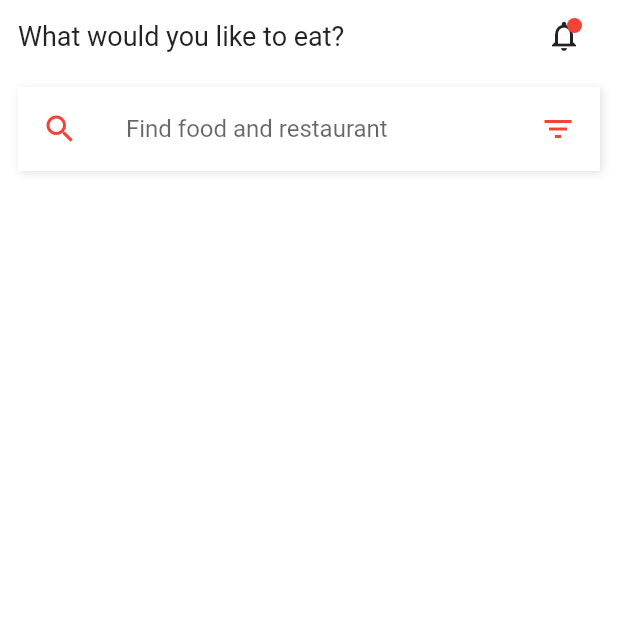
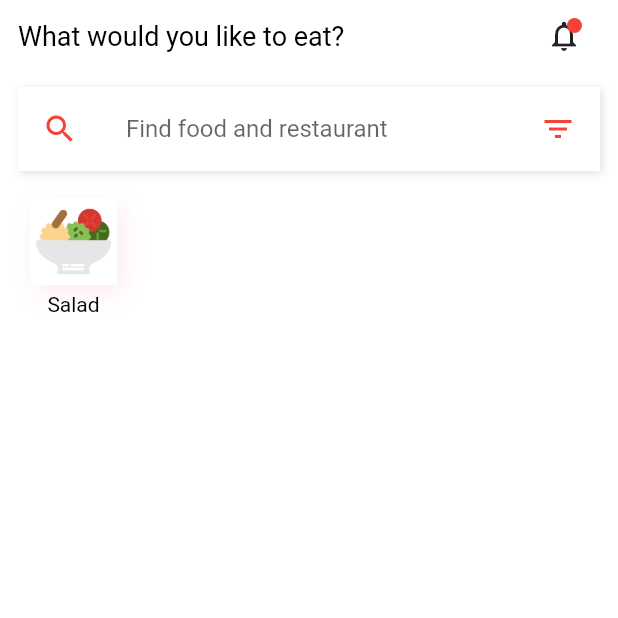
Before and after one commit to kharioki/Food_app, a Flutter app: the screen it shows after launch, on a phone screen of 412 x 824 dp, the top half of it. Run offline on Flutter 3.47's test engine with Material 2 defaults, Android fonts, the phone set to English and light mode, and no system bars.

Commit message:
category model and categorieslist widget

```diff
--- /dev/null
+++ b/lib/models/category.dart
@@ -0,0 +1,8 @@
+import 'package:flutter/cupertino.dart';
+
+class Category {
+  final String name;
+  final String image;
+
+  Category({@required this.name, @required this.image});
+}
--- a/lib/screens/home_screen.dart
+++ b/lib/screens/home_screen.dart
@@ -1,5 +1,7 @@
 import 'package:flutter/material.dart';
 import 'package:food_app/constants.dart';
+import 'package:food_app/widgets/categories.dart';
+import 'package:food_app/widgets/customText.dart';
 
 class HomeScreen extends StatefulWidget {
   @override
@@ -18,11 +20,9 @@ class _HomeScreenState extends State<HomeScreen> {
             Row(
               mainAxisAlignment: MainAxisAlignment.spaceBetween,
               children: [
-                Text(
-                  'What would you like to eat?',
-                  style: TextStyle(
-                    fontSize: 18,
-                  ),
+                CustomText(
+                  text: 'What would you like to eat?',
+                  size: 18,
                 ),
                 Stack(
                   children: [
@@ -75,6 +75,8 @@ class _HomeScreenState extends State<HomeScreen> {
                 ),
               ),
             ),
+            SizedBox(height: 10),
+            Categories(),
           ],
         ),
       ),
--- /dev/null
+++ b/lib/widgets/categories.dart
@@ -0,0 +1,52 @@
+import 'package:flutter/material.dart';
+import 'package:food_app/constants.dart';
+import 'package:food_app/models/category.dart';
+import 'package:food_app/widgets/customText.dart';
+
+List<Category> categoriesList = [Category(image: 'salad.png', name: 'Salad')];
+
+class Categories extends StatelessWidget {
+  @override
+  Widget build(BuildContext context) {
+    return Container(
+      height: 120,
+      child: ListView.builder(
+        scrollDirection: Axis.horizontal,
+        itemCount: categoriesList.length,
+        itemBuilder: (_, index) {
+          return Padding(
+            padding: const EdgeInsets.all(8.0),
+            child: Column(
+              children: [
+                Container(
+                  decoration: BoxDecoration(
+                    color: white,
+                    boxShadow: [
+                      BoxShadow(
+                        color: red[50],
+                        offset: Offset(4, 6),
+                        blurRadius: 12,
+                      ),
+                    ],
+                  ),
+                  child: Padding(
+                    padding: const EdgeInsets.all(4.0),
+                    child: Image.asset(
+                      'assets/images/${categoriesList[index].image}',
+                      width: 50,
+                    ),
+                  ),
+                ),
+                SizedBox(height: 5),
+                CustomText(
+                  text: '${categoriesList[index].name}',
+                  size: 14,
+                ),
+              ],
+            ),
+          );
+        },
+      ),
+    );
+  }
+}
--- /dev/null
+++ b/lib/widgets/customText.dart
@@ -0,0 +1,23 @@
+import 'package:flutter/material.dart';
+import 'package:food_app/constants.dart';
+
+class CustomText extends StatelessWidget {
+  final String text;
+  final double size;
+  final Color color;
+  final FontWeight weight;
+
+  const CustomText({@required this.text, this.size, this.color, this.weight});
+
+  @override
+  Widget build(BuildContext context) {
+    return Text(
+      text,
+      style: TextStyle(
+        fontSize: size ?? 16,
+        color: color ?? black,
+        fontWeight: weight ?? FontWeight.normal,
+      ),
+    );
+  }
+}
```
